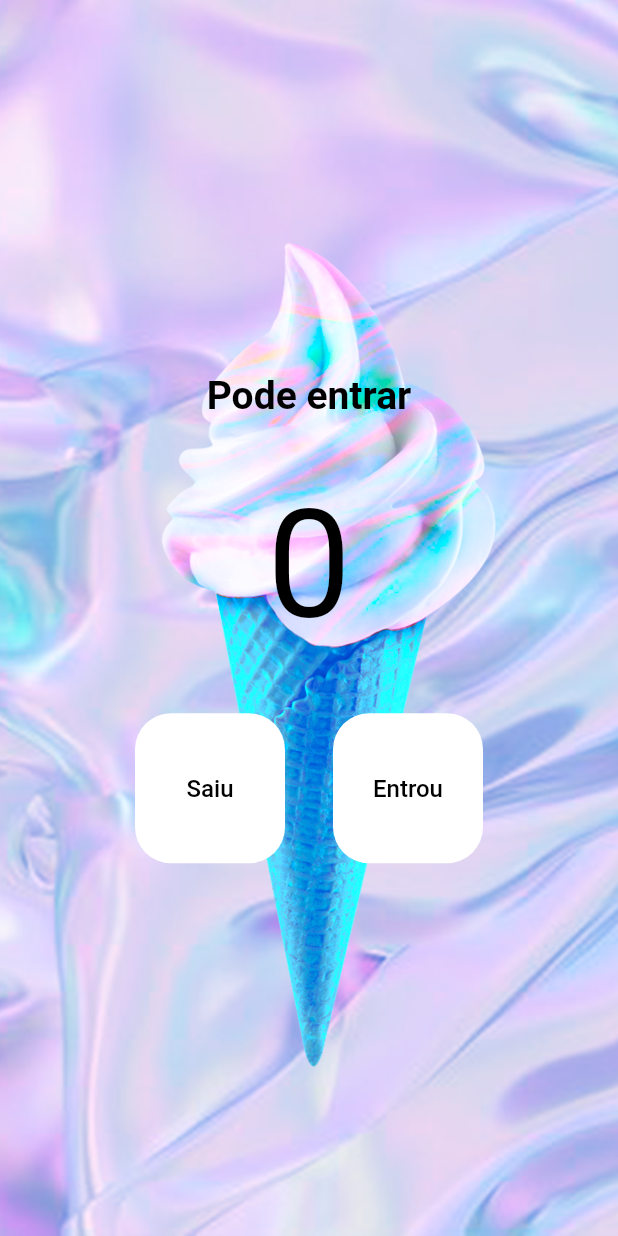
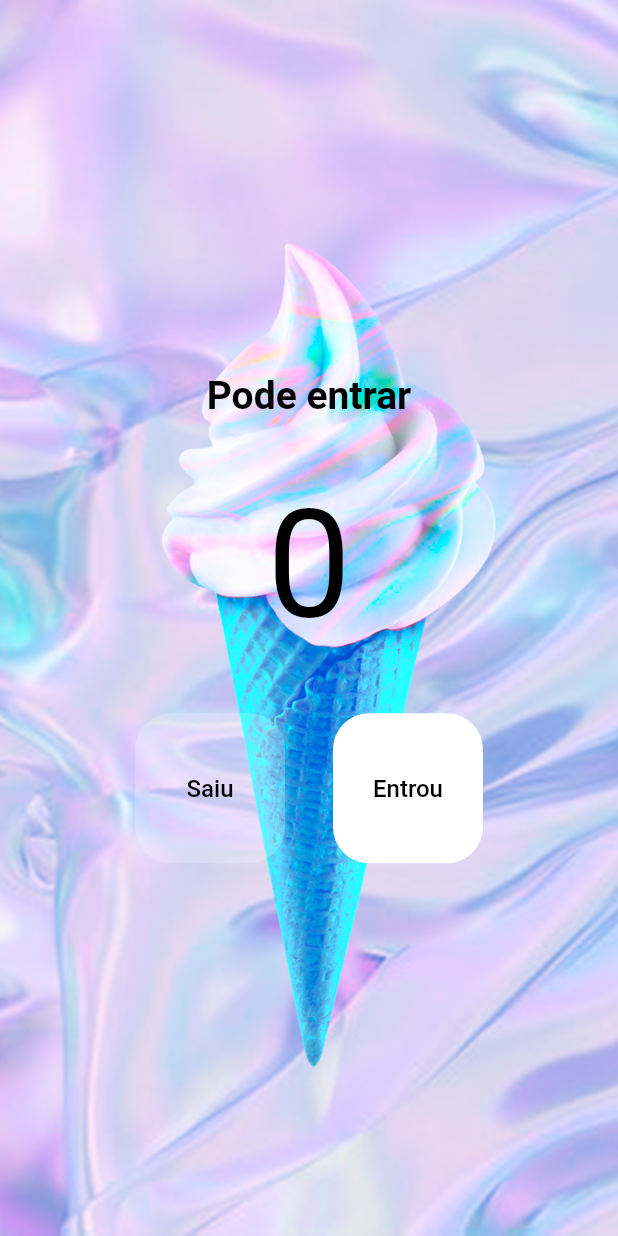
Before and after one commit to leandro-senno/cont_people, a Flutter app: the screen it shows after launch, on a phone screen of 412 x 824 dp. Run offline on Flutter 3.47's test engine with Material 2 defaults, Android fonts, the phone set to English and light mode, and no system bars.

Commit message:
Gerenciando estado final

```diff
--- a/lib/screens/home_screen.dart
+++ b/lib/screens/home_screen.dart
@@ -23,6 +23,9 @@
     });
   }
 
+  bool get isEmpty => count == 0;
+  bool get isFull => count == 20;
+
   @override
   Widget build(BuildContext context) {
     return Scaffold(
@@ -37,11 +40,11 @@
         child: Column(
           mainAxisAlignment: MainAxisAlignment.center,
           children: [
-            const Text(
-              "Pode entrar",
+            Text(
+              isFull ? "Lotado" : "Pode entrar",
               style: TextStyle(
                 fontSize: 26,
-                color: Colors.black,
+                color: isFull ? Colors.red : Colors.black,
                 fontWeight: FontWeight.w700,
               ),
             ),
@@ -49,9 +52,9 @@
               padding: const EdgeInsets.all(40),
               child: Text(
                 count.toString(),
-                style: const TextStyle(
+                style: TextStyle(
                   fontSize: 100,
-                  color: Colors.black,
+                  color: isFull ? Colors.red : Colors.black,
                 ),
               ),
             ),
@@ -59,9 +62,9 @@
               mainAxisAlignment: MainAxisAlignment.center,
               children: [
                 TextButton(
-                  onPressed: decrement,
+                  onPressed: isEmpty ? null : decrement,
                   style: TextButton.styleFrom(
-                      backgroundColor: Colors.white,
+                      backgroundColor: isEmpty ? Colors.white.withOpacity(0.2) : Colors.white,
                       fixedSize: const Size(100, 100),
                       primary: Colors.black,
                       shape: RoundedRectangleBorder(
@@ -79,9 +82,9 @@
                   width: 32,
                 ),
                 TextButton(
-                  onPressed: increment,
+                  onPressed: isFull ? null : increment,
                   style: TextButton.styleFrom(
-                      backgroundColor: Colors.white,
+                      backgroundColor: isFull ? Colors.white.withOpacity(0.2): Colors.white,
                       fixedSize: const Size(100, 100),
                       primary: Colors.black,
                       shape: RoundedRectangleBorder(
```
